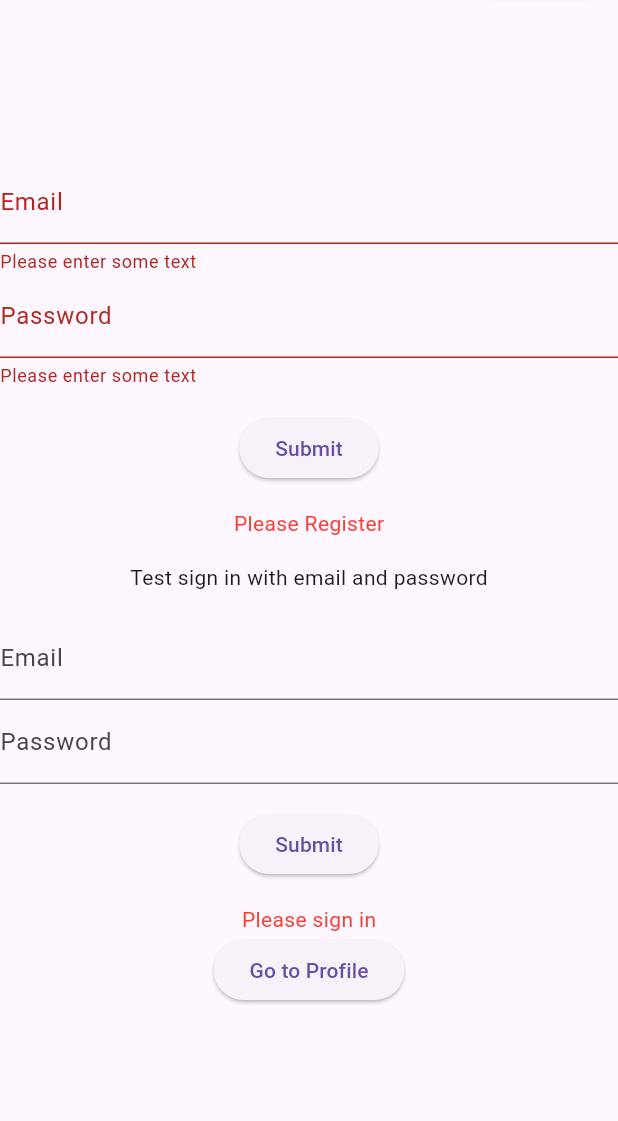
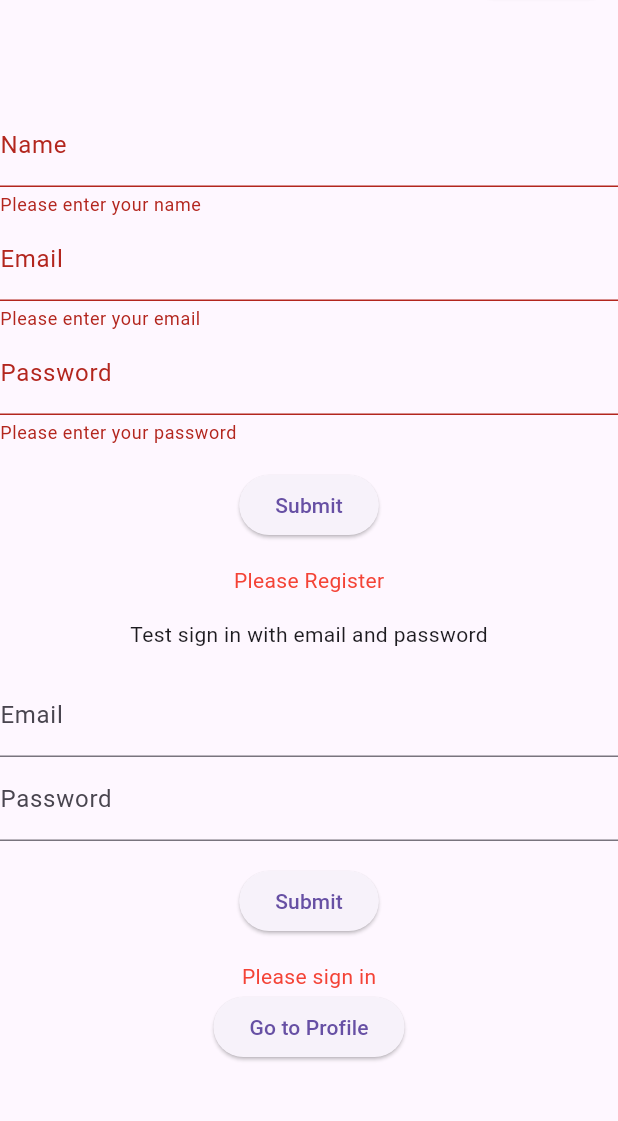
Before and after one commit to fheise1/incw13--MAD-, a Flutter app: the screen it shows after launch, after a tap on "Submit", on a phone screen of 412 x 824 dp, the part 77-1198 px from its top. Run offline on Flutter 3.47's test engine with Material 3 defaults, Android fonts, the phone set to English and light mode, and no system bars; our stand-ins replace cloud_firestore, firebase_auth, firebase_core; accounts and stored records are empty.

Commit message:
added connection to firebase collection to store email and name of login

```diff
--- a/lib/main.dart
+++ b/lib/main.dart
@@ -2,6 +2,7 @@ import 'package:flutter/material.dart';
 import 'package:firebase_auth/firebase_auth.dart';
 import 'package:firebase_core/firebase_core.dart';
 import 'firebase_options.dart';
+import 'package:cloud_firestore/cloud_firestore.dart';
 
 void main() async {
   WidgetsFlutterBinding.ensureInitialized();
@@ -171,16 +172,24 @@ class _RegisterEmailSectionState extends State<RegisterEmailSection> {
   final GlobalKey<FormState> _formKey = GlobalKey<FormState>();
   final TextEditingController _emailController = TextEditingController();
   final TextEditingController _passwordController = TextEditingController();
+  final TextEditingController _nameController = TextEditingController();
   bool _success = false;
   bool _initialState = true;
   String? _userEmail;
 
   void _register() async {
     try {
-      await widget.auth.createUserWithEmailAndPassword(
+      UserCredential userCredential = await widget.auth.createUserWithEmailAndPassword(
         email: _emailController.text,
         password: _passwordController.text,
       );
+
+      // Save user data to Firestore
+      FirebaseFirestore.instance.collection('users').doc(userCredential.user?.uid).set({
+        'email': _emailController.text,
+        'name': _nameController.text,
+      });
+
       setState(() {
         _success = true;
         _userEmail = _emailController.text;
@@ -202,11 +211,21 @@ class _RegisterEmailSectionState extends State<RegisterEmailSection> {
         crossAxisAlignment: CrossAxisAlignment.start,
         children: <Widget>[
           TextFormField(
+            controller: _nameController,
+            decoration: InputDecoration(labelText: 'Name'),
+            validator: (value) {
+              if (value?.isEmpty ?? true) {
+                return 'Please enter your name';
+              }
+              return null;
+            },
+          ),
+          TextFormField(
             controller: _emailController,
             decoration: InputDecoration(labelText: 'Email'),
             validator: (value) {
               if (value?.isEmpty ?? true) {
-                return 'Please enter some text';
+                return 'Please enter your email';
               }
               return null;
             },
@@ -216,7 +235,7 @@ class _RegisterEmailSectionState extends State<RegisterEmailSection> {
             decoration: InputDecoration(labelText: 'Password'),
             validator: (value) {
               if (value?.isEmpty ?? true) {
-                return 'Please enter some text';
+                return 'Please enter your password';
               }
               return null;
             },
```
